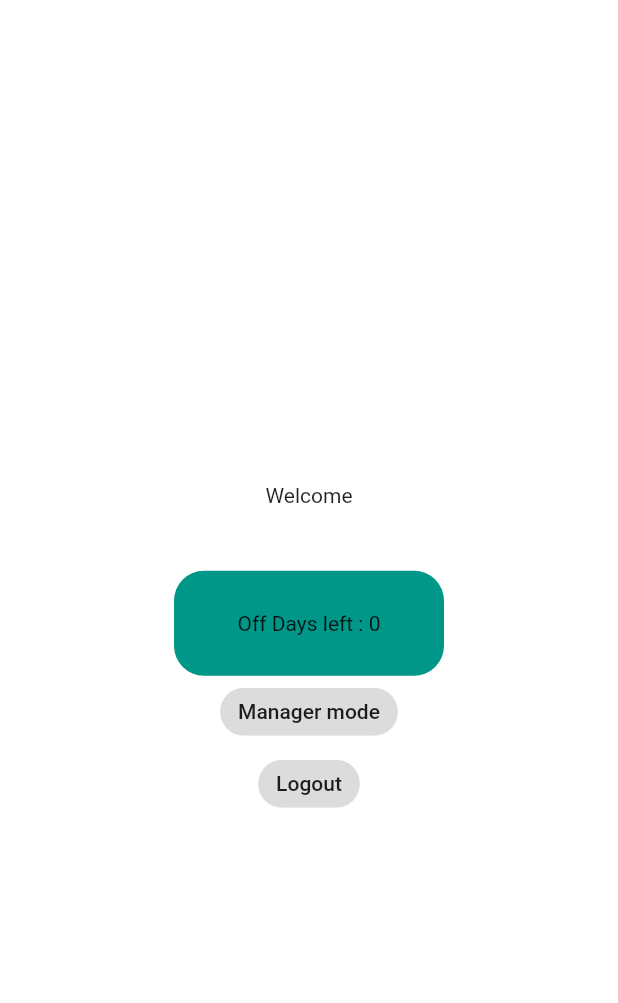
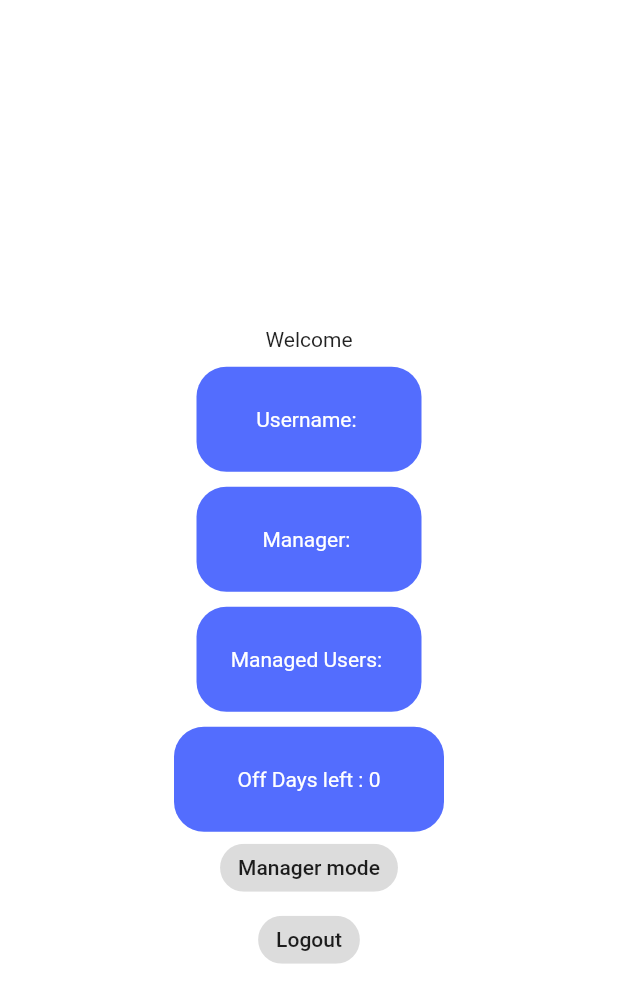
Before and after one commit to Zeyrin/schedule-tracking, a Flutter app: the ProfileScreen screen opened directly, on a phone screen of 412 x 824 dp. Shown: the top 1003 px of the screen. Run offline on Flutter 3.47's test engine with Material 2 defaults, Android fonts, the phone set to English and light mode, and no system bars; our stand-ins replace cloud_firestore, firebase_auth, firebase_core, firebase_storage, fluttertoast, google_sign_in and 3 more; missing offline and left inert: syncfusion_flutter_core; accounts and stored records are empty.

Commit message:
CRUD ADMIN + UI FIX Mobile

```diff
--- a/mobile/lib/imageupload/image_upload.dart
+++ b/mobile/lib/imageupload/image_upload.dart
@@ -51,7 +51,7 @@ class _ImageUploadState extends State<ImageUpload> {
         .doc(widget.userId)
         .collection("images")
         .add({'downloadURL': downloadURL}).whenComplete(
-            () => showSnackBar("Image Uploaded", Duration(seconds: 2)));
+            () => showSnackBar("File Uploaded", Duration(seconds: 2)));
   }
 
   // Future uploadRequest(String _request) async {
--- a/mobile/lib/screens/user/home_screen_user.dart
+++ b/mobile/lib/screens/user/home_screen_user.dart
@@ -3,6 +3,7 @@
 import 'package:cloud_firestore/cloud_firestore.dart';
 import 'package:firebase_auth/firebase_auth.dart';
 import 'package:flutter/material.dart';
+import 'package:schedule_tracking/calendar/calendar.dart';
 import 'package:schedule_tracking/models/user_model.dart';
 import 'package:schedule_tracking/screens/user/profile_screen_user.dart';
 import 'package:schedule_tracking/screens/user/statistics_screen_user.dart';
@@ -77,7 +78,7 @@ class _HomeScreenUserState extends State<HomeScreenUser> {
                   SizedBox(
                     height: 562,
                     child: TabBarView(children: [
-                      StatisticsScreen(),
+                      CalendarPage(),
                       StatisticsScreen(),
                       WorkScreen(),
                       ProfileScreen(),
--- a/mobile/lib/screens/user/profile_screen_user.dart
+++ b/mobile/lib/screens/user/profile_screen_user.dart
@@ -72,11 +72,40 @@ class _ProfileScreenState extends State<ProfileScreen> {
                   //   child: const Text('Make request'),
                   // ),
                   Text("Welcome"),
-                  Text("${loggedInUser.firstName}"),
-                  Text("${loggedInUser.secondName}"),
+
                   SimpleContainer(
                     child:
-                        Text("Off Days left : " + loggedInUser.days.toString()),
+                        Text("Username: " + loggedInUser.firstName.toString(),
+                            style: TextStyle(
+                              color: Colors.white,
+                            )),
+                    height: 70,
+                    width: 150,
+                  ),
+                  SimpleContainer(
+                    child: Text("Manager: " + loggedInUser.manager.toString(),
+                        style: TextStyle(
+                          color: Colors.white,
+                        )),
+                    height: 70,
+                    width: 150,
+                  ),
+                  SimpleContainer(
+                    child: Text(
+                        "Managed Users: " +
+                            loggedInUser.managedUsers.toString(),
+                        style: TextStyle(
+                          color: Colors.white,
+                        )),
+                    height: 70,
+                    width: 150,
+                  ),
+                  SimpleContainer(
+                    child:
+                        Text("Off Days left : " + loggedInUser.days.toString(),
+                            style: TextStyle(
+                              color: Colors.white,
+                            )),
                     height: 70,
                     width: 180,
                   ),
--- a/mobile/lib/widget/container_widget.dart
+++ b/mobile/lib/widget/container_widget.dart
@@ -19,7 +19,7 @@ class SimpleContainer extends StatelessWidget {
         height: height,
         width: width,
         decoration: BoxDecoration(
-          color: Colors.teal,
+          color: Colors.indigoAccent,
           borderRadius: BorderRadius.all(Radius.circular(20)),
         ),
         child: Align(alignment: Alignment.center, child: child),
--- a/web/lib/main.dart
+++ b/web/lib/main.dart
@@ -46,7 +46,7 @@ class MyApp extends StatelessWidget {
             .apply(bodyColor: Colors.white),
         canvasColor: secondaryColor,
       ),
-      home: Login(title: "Wellcome to the Admin & Dashboard Panel"),
+      home: Login(title: "Welcome to the Admin & Dashboard Panel"),
     );
   }
 }
--- a/web/lib/models/user_model.dart
+++ b/web/lib/models/user_model.dart
@@ -6,7 +6,7 @@ class UserModel {
   String? role;
   String? manager;
   String? managedUsers;
-  int? days = 31;
+  String? days = "31";
 
   UserModel(
       {this.uid,
```
Also changed, not shown: mobile/lib/screens/manager/profile_screen_manager.dart (+17 -16 lines), mobile/lib/screens/manager/work_screen_manager.dart (+74 -6 lines), mobile/lib/screens/user/work_screen_user.dart (+54 -39 lines), web/lib/screens/users/users_screen.dart (+143 -6 lines), 1 other file.
